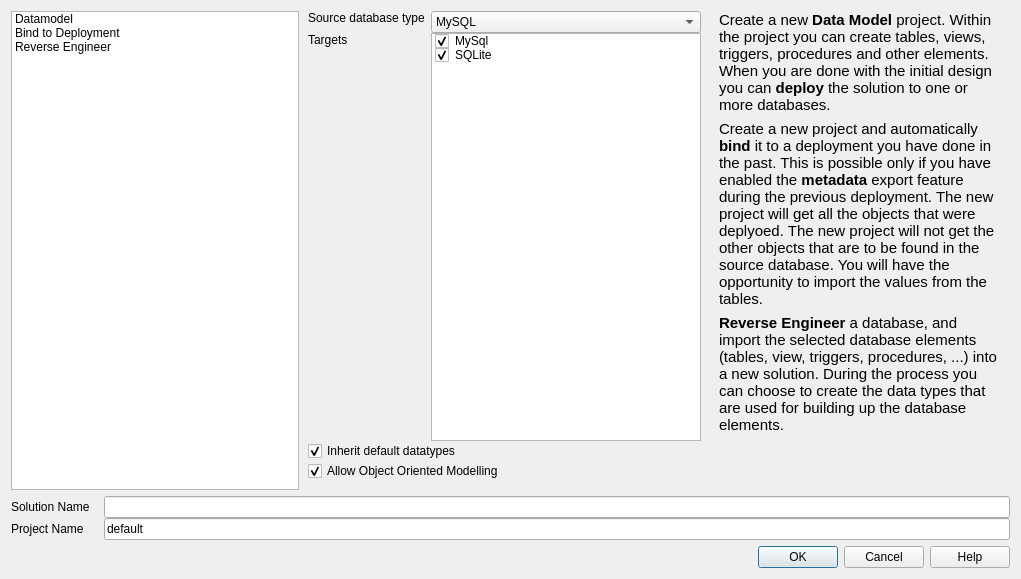
Above: src/gui/NewProjectDialog.ui from fritzone/ddm before the change. Below: the same form after it.
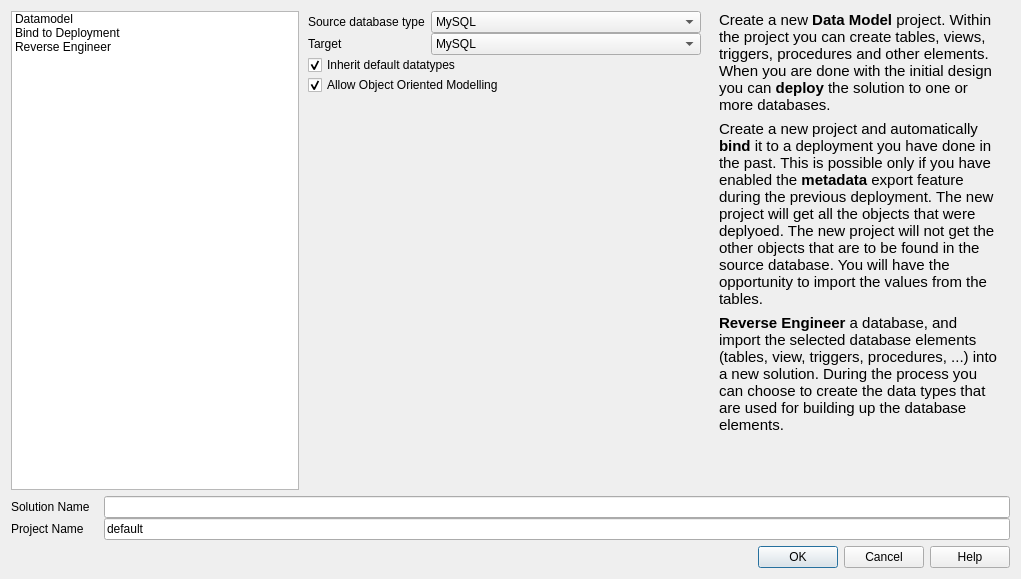
That is the form after the change. Icons and pictures are not drawn.

```diff
--- a/src/gui/NewProjectDialog.ui
+++ b/src/gui/NewProjectDialog.ui
@@ -183,7 +183,7 @@
             <enum>Qt::PlainText</enum>
            </property>
            <property name="alignment">
-            <set>Qt::AlignLeading|Qt::AlignLeft|Qt::AlignTop</set>
+            <set>Qt::AlignLeading|Qt::AlignLeft|Qt::AlignVCenter</set>
            </property>
            <property name="buddy">
             <cstring>txtSolutionName</cstring>
@@ -218,7 +218,7 @@
            </item>
           </widget>
          </item>
-         <item row="5" column="0" colspan="2">
+         <item row="8" column="0" colspan="2">
           <widget class="QCheckBox" name="chkInheritDefaultDatatypes">
            <property name="toolTip">
             <string>&lt;!DOCTYPE HTML PUBLIC &quot;-//W3C//DTD HTML 4.0//EN&quot; &quot;http://www.w3.org/TR/REC-html40/strict.dtd&quot;&gt;
@@ -242,7 +242,7 @@
            </property>
           </widget>
          </item>
-         <item row="6" column="0" colspan="2">
+         <item row="9" column="0" colspan="2">
           <widget class="QCheckBox" name="chkAllowOOPModel">
            <property name="toolTip">
             <string>&lt;!DOCTYPE HTML PUBLIC &quot;-//W3C//DTD HTML 4.0//EN&quot; &quot;http://www.w3.org/TR/REC-html40/strict.dtd&quot;&gt;
@@ -266,64 +266,44 @@
            </property>
           </widget>
          </item>
+         <item row="1" column="1">
+          <widget class="QComboBox" name="cmbTargetDatabase">
+           <property name="toolTip">
+            <string>Select the underlying database for the solution.</string>
+           </property>
+           <property name="whatsThis">
+            <string>The type of the underlying database for the solution.</string>
+           </property>
+           <item>
+            <property name="text">
+             <string>MySQL</string>
+            </property>
+            <property name="icon">
+             <iconset resource="../dbm.qrc">
+              <normaloff>:/images/actions/images/small/mysql.png</normaloff>:/images/actions/images/small/mysql.png</iconset>
+            </property>
+           </item>
+           <item>
+            <property name="text">
+             <string>SQLite</string>
+            </property>
+            <property name="icon">
+             <iconset resource="../dbm.qrc">
+              <normaloff>:/images/actions/images/small/sqlite-icon.png</normaloff>:/images/actions/images/small/sqlite-icon.png</iconset>
+            </property>
+           </item>
+          </widget>
+         </item>
          <item row="1" column="0">
           <widget class="QLabel" name="lblTargetDatabase">
            <property name="text">
-            <string>Targets</string>
+            <string>Target</string>
            </property>
            <property name="alignment">
-            <set>Qt::AlignLeading|Qt::AlignLeft|Qt::AlignTop</set>
+            <set>Qt::AlignLeading|Qt::AlignLeft|Qt::AlignVCenter</set>
            </property>
           </widget>
          </item>
-         <item row="1" column="1">
-          <widget class="QTreeWidget" name="treeDatabases">
-           <property name="toolTip">
-            <string>&lt;html&gt;&lt;head/&gt;&lt;body&gt;&lt;p&gt;Select the databases your project wishes to support.&lt;/p&gt;&lt;/body&gt;&lt;/html&gt;</string>
-           </property>
-           <property name="rootIsDecorated">
-            <bool>false</bool>
-           </property>
-           <property name="headerHidden">
-            <bool>true</bool>
-           </property>
-           <column>
-            <property name="text">
-             <string/>
-            </property>
-            <property name="toolTip">
-             <string>Support for MySql database</string>
-            </property>
-           </column>
-           <item>
-            <property name="text">
-             <string>MySql</string>
-            </property>
-            <property name="toolTip">
-             <string>Support for MySql</string>
-            </property>
-            <property name="checkState">
-             <enum>Checked</enum>
-            </property>
-            <property name="icon">
-             <iconset resource="../dbm.qrc">
-              <normaloff>:/images/actions/images/small/mysql.png</normaloff>:/images/actions/images/small/mysql.png</iconset>
-            </property>
-           </item>
-           <item>
-            <property name="text">
-             <string>SQLite</string>
-            </property>
-            <property name="checkState">
-             <enum>Checked</enum>
-            </property>
-            <property name="icon">
-             <iconset resource="../dbm.qrc">
-              <normaloff>:/images/actions/images/small/sqlite-icon.png</normaloff>:/images/actions/images/small/sqlite-icon.png</iconset>
-            </property>
-           </item>
-          </widget>
-         </item>
         </layout>
        </widget>
       </item>
```
